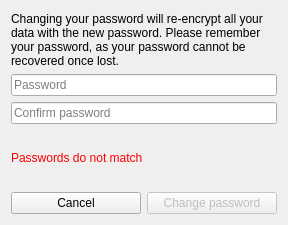
Above: cubepass/changepword.ui from kobus-v-schoor/cubepass before the change. Below: the same form after it.
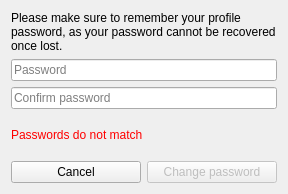
That is the form after the change. Icons and pictures are not drawn.

```diff
--- a/cubepass/changepword.ui
+++ b/cubepass/changepword.ui
@@ -10,7 +10,7 @@
     <x>0</x>
     <y>0</y>
     <width>288</width>
-    <height>225</height>
+    <height>194</height>
    </rect>
   </property>
   <property name="windowTitle">
@@ -24,7 +24,7 @@
    <item>
     <widget class="QLabel" name="label">
      <property name="text">
-      <string>Changing your password will re-encrypt all your data with the new password. Please remember your password, as your password cannot be recovered once lost.</string>
+      <string>&lt;html&gt;&lt;head/&gt;&lt;body&gt;&lt;p&gt;Please make sure to remember your  profile password, as your password cannot be recovered once lost.&lt;/p&gt;&lt;/body&gt;&lt;/html&gt;</string>
      </property>
      <property name="wordWrap">
       <bool>true</bool>
```
